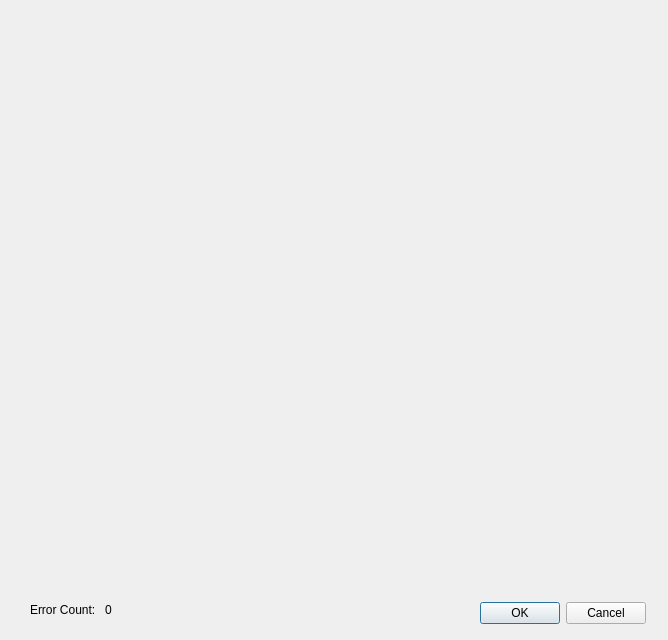
First picture: the form in editparsedreferences.ui, repository falconofdoom/gui, before the edit.
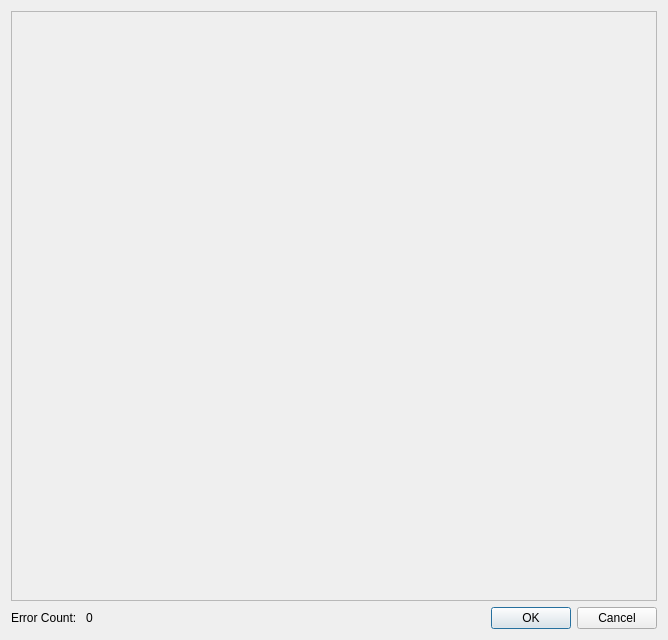
Second picture: the form after the edit.

Diff of the .ui file:
```diff
--- a/editparsedreferences.ui
+++ b/editparsedreferences.ui
@@ -13,15 +13,9 @@
   <property name="windowTitle">
    <string>Dialog</string>
   </property>
+  <layout class="QGridLayout" name="gridLayout">
+   <item row="1" column="2">
   <widget class="QDialogButtonBox" name="buttonBox">
-   <property name="geometry">
-    <rect>
-     <x>470</x>
-     <y>600</y>
-     <width>176</width>
-     <height>27</height>
-    </rect>
-   </property>
    <property name="orientation">
     <enum>Qt::Horizontal</enum>
    </property>
@@ -29,15 +23,8 @@
     <set>QDialogButtonBox::Cancel|QDialogButtonBox::Ok</set>
    </property>
   </widget>
-  <widget class="QWidget" name="layoutWidget">
-   <property name="geometry">
-    <rect>
-     <x>30</x>
-     <y>600</y>
-     <width>104</width>
-     <height>19</height>
-    </rect>
-   </property>
+   </item>
+   <item row="1" column="0">
    <layout class="QHBoxLayout" name="horizontalLayout">
     <item>
      <widget class="QLabel" name="label">
@@ -54,7 +41,25 @@
      </widget>
     </item>
    </layout>
-  </widget>
+   </item>
+   <item row="0" column="0" colspan="3">
+    <widget class="QScrollArea" name="scrollArea">
+     <property name="widgetResizable">
+      <bool>true</bool>
+     </property>
+     <widget class="QWidget" name="scrollAreaWidgetContents">
+      <property name="geometry">
+       <rect>
+        <x>0</x>
+        <y>0</y>
+        <width>648</width>
+        <height>587</height>
+       </rect>
+      </property>
+     </widget>
+    </widget>
+   </item>
+  </layout>
  </widget>
  <resources/>
  <connections>
```
Lines whose indentation alone changed are shown as unchanged.
